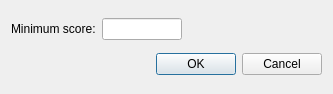
deepskystacker/DSS, file DeepSkyStacker/ui/CheckAbove.ui: the form before one commit.
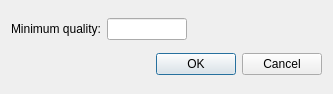
The form after the commit.

Commit message: Ordering of light frames now uses MeanQuality, also for Check above threshold.

Diff of the .ui file:
```diff
--- a/DeepSkyStacker/ui/CheckAbove.ui
+++ b/DeepSkyStacker/ui/CheckAbove.ui
@@ -17,7 +17,7 @@
    <item row="0" column="0">
     <widget class="QLabel" name="label">
      <property name="text">
-      <string comment="IDD_CHECKABOVE">Minimum score:</string>
+      <string comment="IDD_CHECKABOVE">Minimum quality:</string>
      </property>
     </widget>
    </item>
```
The commit also changes 21 other files.
